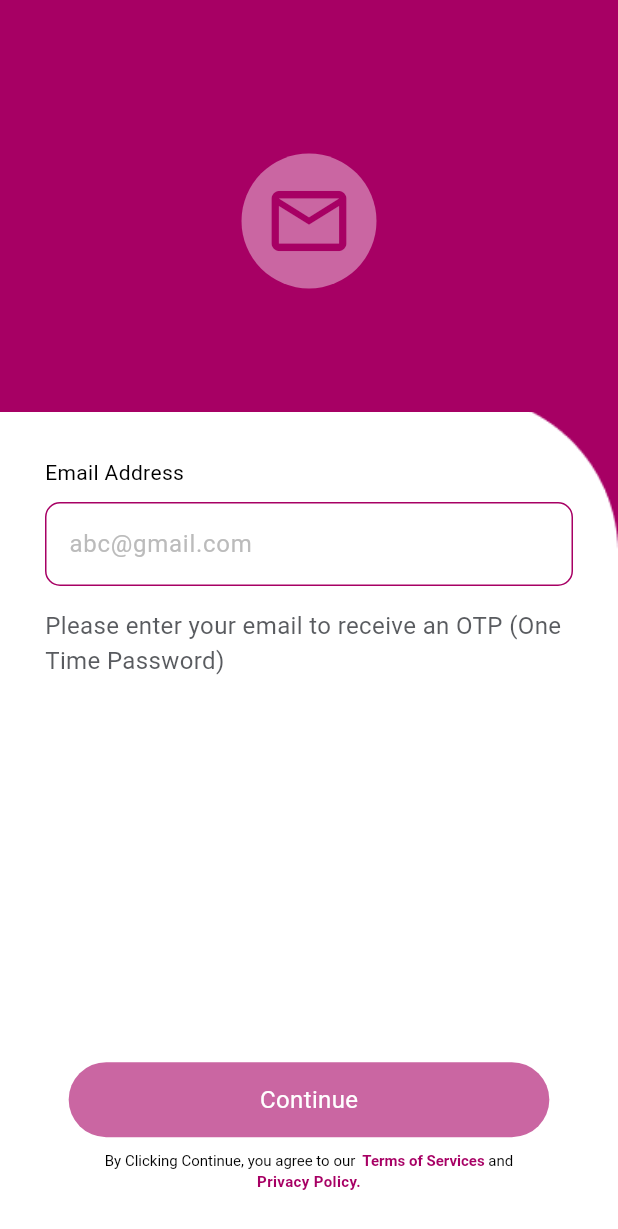
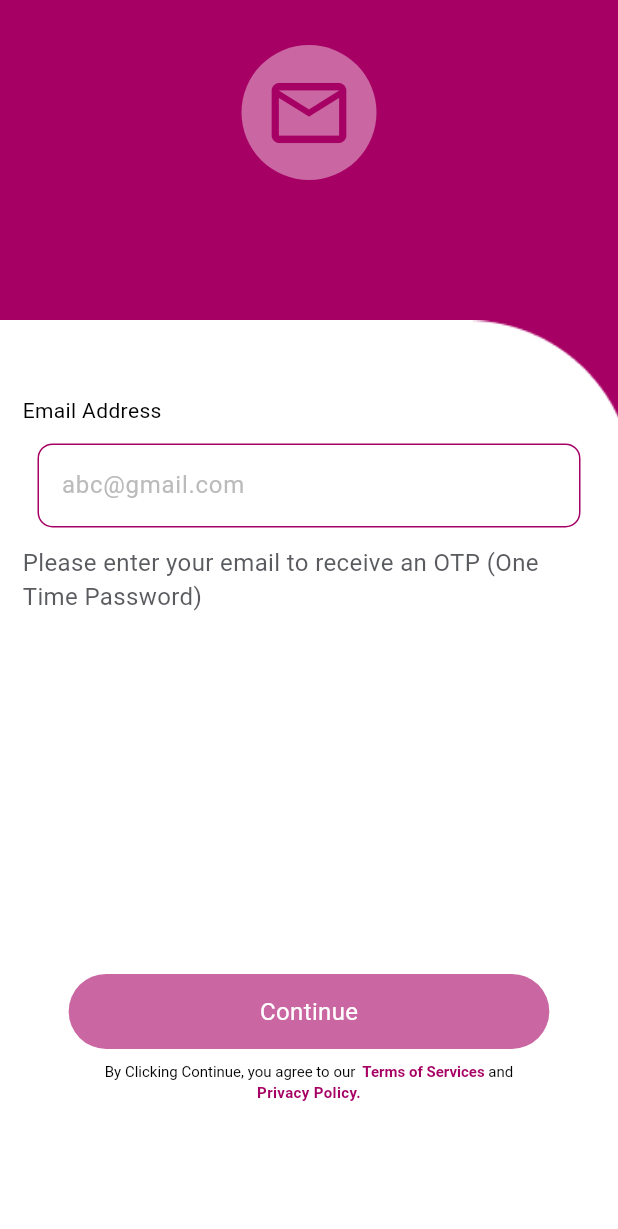
Before and after one commit to growersecret/flutter, a Flutter app: the LoginScreen screen opened by its route, on a phone screen of 412 x 824 dp. Shown: the top 1229 px of the screen. Run offline on Flutter 3.47's test engine with Material 3 defaults, Android fonts, the phone set to English and light mode, and no system bars; our stand-ins replace bloc, dio, equatable, flutter_bloc, flutter_screenutil, flutter_svg and 5 more; accounts and stored records are empty; project files that could hold a hidden picture were left out.

Commit message:
Fixed bug of login screen render flex issues.

```diff
--- a/lib/presentation/authentication/login_screen.dart
+++ b/lib/presentation/authentication/login_screen.dart
@@ -57,27 +57,19 @@ class _LoginScreenState extends State<LoginScreen> {
         },
         builder: (context, state) {
           return Scaffold(
+
             resizeToAvoidBottomInset: false,
             backgroundColor: Colors.white,
-            body: SingleChildScrollView(
-              physics: NeverScrollableScrollPhysics(),
-              child: ConstrainedBox(
-                constraints: BoxConstraints(
-                  minWidth: MediaQuery.of(context).size.width,
-                  minHeight: MediaQuery.of(context).size.height,
-                ),
-                child: IntrinsicHeight(
-                  child: Column(
-                    children: [
-                      Container(
-                        height: MediaQuery.of(context).size.height,
+            body: Container(
+              //height: MediaQuery.of(context).size.height,
               width: MediaQuery.of(context).size.width,
               color: CustomTheme.primaryColor,
+              child: SingleChildScrollView(
                 child: Column(
-                          crossAxisAlignment: CrossAxisAlignment.start,
-                          mainAxisSize: MainAxisSize.min,
+                  // crossAxisAlignment: CrossAxisAlignment.start,
+                  //   mainAxisSize: MainAxisSize.min,
                   children: [
-                            Spacer(),
+                    //  Spacer(),
                     // SizedBox(height: 87.h),
                     Center(
                       child: Container(
@@ -96,48 +88,53 @@ class _LoginScreenState extends State<LoginScreen> {
                             )),
                       ),
                     ),
-                            Spacer(),
-                            // SizedBox(height: 70.h),
-                            Container(
-                              height: 460.h,
+                    //  Spacer(),
+                    SizedBox(height: 70.h),
+                    SingleChildScrollView(
+                      child: Container(
+                        height: MediaQuery.of(context).size.height * 0.73,
+                        // height: 500.h,
                         width: MediaQuery.of(context).size.width,
-                              padding: EdgeInsets.only(
+
+                        /*  padding: EdgeInsets.only(
                           left: 20,
                           right: 20,
                           bottom:
                           MediaQuery.of(context).viewInsets.bottom,
                           //     MediaQuery.of(context).viewInsets.bottom,
-                              ),
-                              margin: EdgeInsets.only(
+                        ),*/
+                        /*    margin: EdgeInsets.only(
                           bottom:
                           MediaQuery.of(context).viewInsets.bottom *
                               0.4,
-                              ),
+                        ),*/
                         decoration: BoxDecoration(
                           image: DecorationImage(
                               image: AssetImage(
                                 'assets/bg_round.png',
                               ),
-                                      fit: BoxFit.cover)),
+                              fit: BoxFit.cover),
+
+                        ),
                         child: Form(
                           key: _formKey,
+                          child: Padding(
+                            //  padding: const EdgeInsets.only(left: 9.0, right: 9.0, top: 30.0),
+                            padding: EdgeInsets.symmetric(vertical: 50.0, horizontal: 15.0),
                             child: Column(
                               crossAxisAlignment: CrossAxisAlignment.start,
                               children: [
-                                    Padding(
-                                      padding:
-                                          EdgeInsets.only(top: 30.0, left: 10),
-                                      child: Text(
+                                Text(
                                   'Email Address',
                                   style: TextStyle(
                                       color: Colors.black,
                                       fontSize:
                                       CustomTheme.fontsize['sm']),
                                 ),
+                                SizedBox(
+                                  height: 12.0,
                                 ),
-                                    Padding(
-                                      padding: const EdgeInsets.only(top: 10.0),
-                                      child: CustomTextFieldWidget(
+                                CustomTextFieldWidget(
                                   isfocused: isFocused,
                                   controller: emailController,
                                   hinttext: 'abc@gmail.com',
@@ -161,32 +158,26 @@ class _LoginScreenState extends State<LoginScreen> {
                                     return null;
                                   },
                                 ),
-                                    ),
                                 context
                                     .watch<EmailCheckerCubit>()
                                     .state
                                     .isemailValid
                                     ? Container()
-                                        : Padding(
-                                            padding: const EdgeInsets.only(
-                                                top: 7.0, left: 10),
-                                            child: Text(
+                                    : Text(
                                     'Please enter a valid email address !',
                                     style: TextStyle(
                                       fontSize: 10,
                                       color: Colors.red,
                                     )),
+                                SizedBox(
+                                  height: 12.0,
                                 ),
-                                    Padding(
-                                      padding: const EdgeInsets.only(
-                                          top: 15.0, left: 10),
-                                      child: Text(
+                                Text(
                                   'Please enter your email to receive an OTP (One Time Password)',
                                   style: TextStyle(
                                     fontSize: 14.sp,
                                     color: CustomTheme.greyshade1
                                         .withOpacity(0.8),
-                                        ),
                                   ),
                                 ),
                                 Spacer(),
@@ -281,12 +272,10 @@ class _LoginScreenState extends State<LoginScreen> {
                               ],
                             ),
                           ),
+                        ),
+                      ),
                     )
                   ],
-                        ),
-                      ),
-                    ],
-                  ),
                 ),
               ),
             ),
```
Also changed, not shown: 2 other files. Lines whose indentation alone changed are shown as unchanged.
